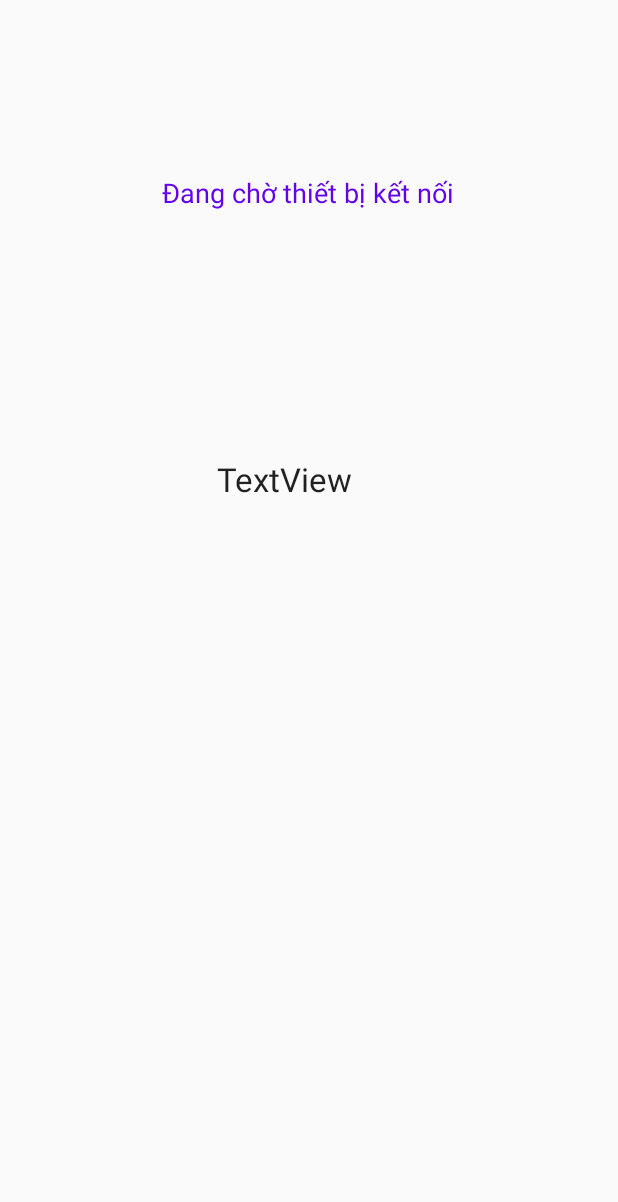
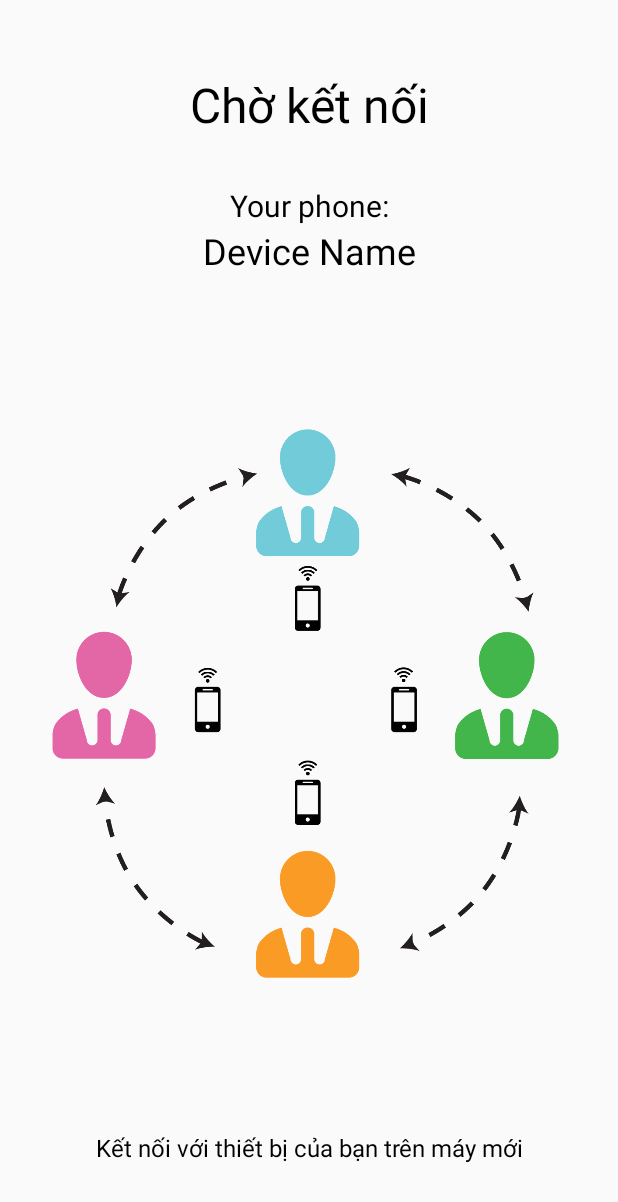
Before and after one commit to taido98/TransferData, an Android app: the screen it shows after launch (ConnectActivity), after a tap on "Send", on a phone screen of 412 x 824 dp. Shown: the top 1202 px of the screen. Run offline under Robolectric (Android 15) with nearby library versions, the phone set to English and light mode, and no system bars; libraries missing offline, so code that uses them is left out: com.jaeger.library; 7 statements that could not run were skipped.

Commit message:
improve ui send activity

```diff
--- a/app/src/main/res/layout/activity_client.xml
+++ b/app/src/main/res/layout/activity_client.xml
@@ -12,7 +12,7 @@
         android:layout_width="0dp"
         android:layout_height="90dp"
         android:layout_gravity="center"
-        android:layout_marginTop="60dp"
+        android:layout_marginTop="70dp"
         android:src="@mipmap/loading"
         app:layout_constraintBottom_toBottomOf="@+id/img_show_more"
         app:layout_constraintEnd_toStartOf="@+id/img_show_more"
@@ -54,8 +54,8 @@
         android:layout_width="wrap_content"
         android:layout_height="wrap_content"
         android:text="@string/activity_sender_find_device"
+        android:textAppearance="@style/TextAppearance.AppCompat.Medium"
         android:textSize="14sp"
-        android:textAppearance="@style/TextAppearance.AppCompat.Medium"
         app:layout_constraintBottom_toBottomOf="@+id/rcv_list_device"
         app:layout_constraintEnd_toEndOf="parent"
         app:layout_constraintStart_toStartOf="@+id/rcv_list_device"
@@ -70,7 +70,7 @@
         android:layout_marginEnd="48dp"
         android:text="@string/prepair_connection"
         android:textColor="#000"
-        android:textSize="24sp"
+        android:textSize="32sp"
         app:layout_constraintEnd_toEndOf="parent"
         app:layout_constraintStart_toStartOf="parent"
         app:layout_constraintTop_toTopOf="parent" />
--- a/app/src/main/res/layout/activity_host.xml
+++ b/app/src/main/res/layout/activity_host.xml
@@ -6,55 +6,76 @@
     android:layout_height="match_parent"
     tools:context=".ConnectActivity.ConnectActivity">
 
-    <androidx.constraintlayout.widget.ConstraintLayout
-        android:id="@+id/constraintLayout2"
-        android:layout_width="match_parent"
+    <pl.droidsonroids.gif.GifImageView
+        android:id="@+id/iconWaitGetData"
+        android:layout_width="wrap_content"
+        android:layout_height="0dp"
+        android:layout_gravity="center"
+        android:src="@mipmap/source"
+        app:layout_constraintBottom_toTopOf="@+id/textView4"
+        app:layout_constraintEnd_toStartOf="@+id/img_show_more"
+        app:layout_constraintStart_toStartOf="parent"
+        app:layout_constraintTop_toBottomOf="@+id/device_name" />
+
+    <TextView
+        android:id="@+id/title"
+        android:layout_width="0dp"
         android:layout_height="wrap_content"
-        android:layout_marginTop="76dp"
+        android:layout_marginStart="48dp"
+        android:layout_marginTop="48dp"
+        android:layout_marginEnd="48dp"
+        android:gravity="center"
+        android:text="@string/activity_host_title"
+        android:textAppearance="@style/TextAppearance.AppCompat.Medium"
+        android:textColor="#000"
+        android:textSize="32sp"
+        app:layout_constraintEnd_toEndOf="parent"
         app:layout_constraintStart_toStartOf="parent"
-        app:layout_constraintTop_toTopOf="parent"
-        tools:ignore="MissingConstraints">
-
-        <TextView
-            android:id="@+id/txt_host"
-            android:layout_width="wrap_content"
-            android:layout_height="wrap_content"
-            android:layout_marginStart="174dp"
-            android:layout_marginLeft="174dp"
-            android:layout_marginTop="25dp"
-            android:text="Host"
-            android:textAppearance="@style/TextAppearance.AppCompat.Large"
-            android:textColor="@color/cTextPrimary"
-            android:visibility="gone"
-            app:layout_constraintStart_toStartOf="parent"
-            app:layout_constraintTop_toTopOf="parent" />
-
-        <TextView
-            android:id="@+id/textView4"
-            android:layout_width="wrap_content"
-            android:layout_height="wrap_content"
-            android:layout_marginStart="108dp"
-            android:layout_marginLeft="108dp"
-            android:layout_marginTop="40dp"
-            android:text="Đang chờ thiết bị kết nối"
-            android:textAppearance="@style/TextAppearance.AppCompat.Medium"
-            android:textColor="@color/cTextPrimary"
-            app:layout_constraintStart_toStartOf="parent"
-            app:layout_constraintTop_toBottomOf="@+id/txt_host" />
-
-    </androidx.constraintlayout.widget.ConstraintLayout>
+        app:layout_constraintTop_toTopOf="parent" />
 
     <TextView
         android:id="@+id/device_name"
         android:layout_width="wrap_content"
         android:layout_height="wrap_content"
-        android:layout_marginStart="144dp"
-        android:layout_marginTop="164dp"
-        android:text="TextView"
-        android:textAlignment="center"
-        android:textAppearance="@style/TextAppearance.AppCompat.Large"
+        android:layout_marginStart="48dp"
+        android:layout_marginEnd="48dp"
+        android:gravity="center"
+        android:text="@string/device_name"
+        android:textColor="#000"
+        android:textSize="24sp"
+        app:layout_constraintEnd_toEndOf="parent"
         app:layout_constraintStart_toStartOf="parent"
-        app:layout_constraintTop_toBottomOf="@+id/constraintLayout2" />
+        app:layout_constraintTop_toBottomOf="@+id/device_name_label" />
+
+    <TextView
+        android:id="@+id/device_name_label"
+        android:layout_width="0dp"
+        android:layout_height="wrap_content"
+        android:layout_marginStart="48dp"
+        android:layout_marginTop="32dp"
+        android:layout_marginEnd="48dp"
+        android:text="@string/device_name_label"
+        android:gravity="center"
+        android:textColor="#000"
+        android:textSize="20sp"
+        app:layout_constraintEnd_toEndOf="parent"
+        app:layout_constraintStart_toStartOf="parent"
+        app:layout_constraintTop_toBottomOf="@+id/title" />
+
+    <TextView
+        android:id="@+id/textView4"
+        android:layout_width="wrap_content"
+        android:layout_height="wrap_content"
+        android:layout_marginStart="48dp"
+        android:layout_marginEnd="48dp"
+        android:layout_marginBottom="48dp"
+        android:text="@string/tutorial"
+        android:gravity="center"
+        android:textColor="#000"
+        android:textSize="16sp"
+        app:layout_constraintBottom_toBottomOf="parent"
+        app:layout_constraintEnd_toEndOf="parent"
+        app:layout_constraintStart_toStartOf="parent" />
 
 
 </androidx.constraintlayout.widget.ConstraintLayout>
--- a/app/src/main/res/layout/activity_main.xml
+++ b/app/src/main/res/layout/activity_main.xml
@@ -28,7 +28,7 @@
         android:gravity="center"
         android:text="@string/slogan"
         android:textColor="#000000"
-        android:textSize="24sp"
+        android:textSize="32sp"
         app:layout_constraintEnd_toEndOf="parent"
         app:layout_constraintStart_toStartOf="parent"
         app:layout_constraintTop_toTopOf="parent" />
--- a/app/src/main/res/layout/activity_select_data.xml
+++ b/app/src/main/res/layout/activity_select_data.xml
@@ -31,7 +31,7 @@
         android:gravity="center"
         android:text="@string/select_data"
         android:textAppearance="@style/TextAppearance.AppCompat.Large"
-        android:textSize="24sp"
+        android:textSize="32sp"
         app:layout_constraintEnd_toEndOf="parent"
         app:layout_constraintHorizontal_bias="1.0"
         app:layout_constraintStart_toStartOf="parent"
@@ -94,7 +94,7 @@
 
     <androidx.constraintlayout.widget.ConstraintLayout
         android:id="@+id/constraintLayout"
-        android:layout_width="419dp"
+        android:layout_width="0dp"
         android:layout_height="75dp"
         android:background="#fafafa"
         app:layout_constraintBottom_toBottomOf="parent"
@@ -110,7 +110,7 @@
             android:background="@drawable/button"
             android:stateListAnimator="@null"
             android:text="@string/ClientActivity_button_send"
-            android:textColor="#718fd0"
+            android:textColor="@color/doneButton"
             android:textSize="16sp"
             app:layout_constraintBottom_toBottomOf="parent"
             app:layout_constraintEnd_toEndOf="parent"
--- a/app/src/main/res/values/colors.xml
+++ b/app/src/main/res/values/colors.xml
@@ -1,6 +1,8 @@
 <?xml version="1.0" encoding="utf-8"?>
 <resources>
-    <color name="colorPrimary">#2196F3</color>
+    <color name="doneButton">#2196F3</color>
+
+    <color name="colorPrimary">#4E00FF</color>
     <color name="colorPrimaryDark">#3700B3</color>
     <color name="colorAccent">#03DAC5</color>
     <color name="textBackColor">#D3D3D3</color>
--- a/app/src/main/res/values/strings.xml
+++ b/app/src/main/res/values/strings.xml
@@ -56,6 +56,10 @@
     <string name="ClientActivity_button_cancel">cancel</string>
     <string name="ClientActivity_button_send">send</string>
     <string name="prepair_connection">Prepair Connection</string>
+    <string name="activity_host_title">Chờ kết nối</string>
+    <string name="device_name">Device Name</string>
+    <string name="device_name_label">Your phone:</string>
+    <string name="tutorial">Kết nối với thiết bị của bạn trên máy mới</string>
 
 
 </resources>
```
Also changed, not shown: app/src/main/res/mipmap-xhdpi/source.gif (added).
